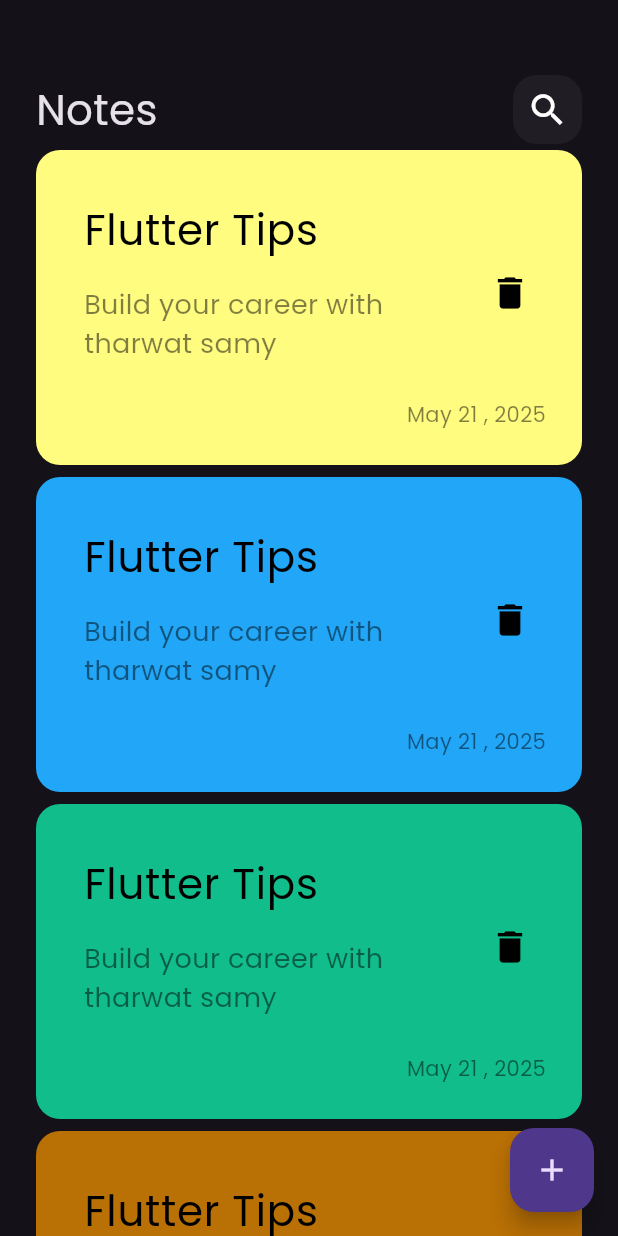
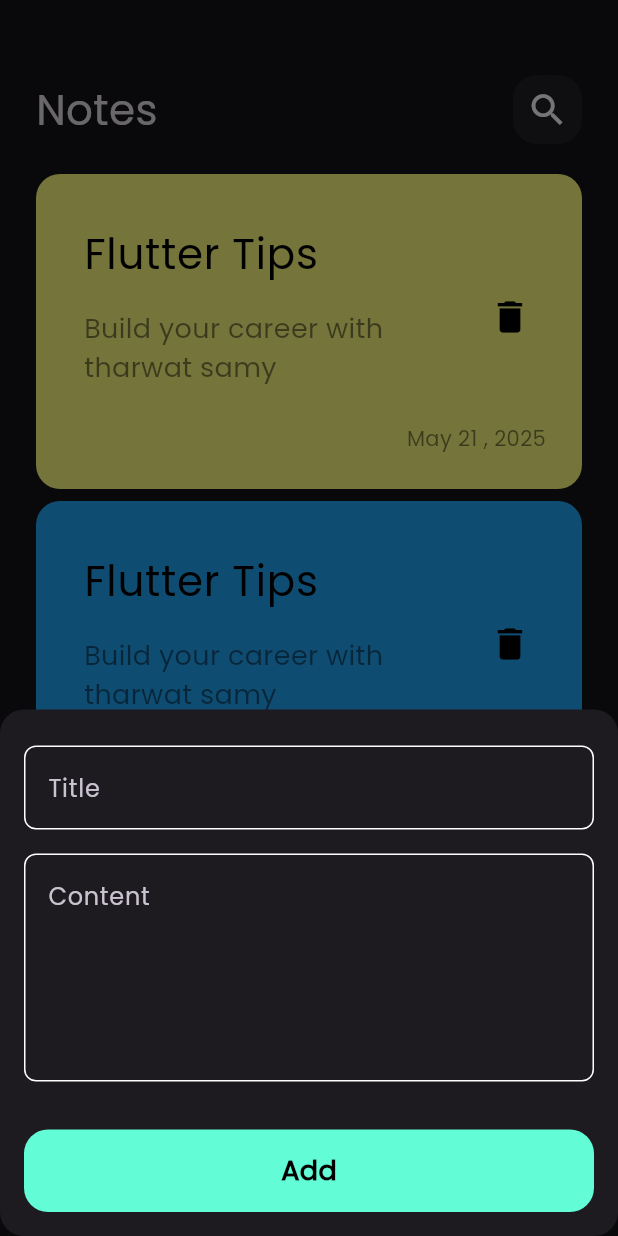
Before and after one commit to Shahd-Elkarn/notes_app, a Flutter app: the screen it shows after launch, after a tap on the "add" icon, on a phone screen of 412 x 824 dp. Run offline on Flutter 3.47's test engine with Material 3 defaults, Android fonts, the phone set to English and light mode, and no system bars.

Commit message:
finish bottom sheet

```diff
--- /dev/null
+++ b/lib/constants.dart
@@ -0,0 +1,4 @@
+
+import 'package:flutter/material.dart';
+
+const kPrimaryColor =  Color(0xff62FCD7);
--- a/lib/views/note_view.dart
+++ b/lib/views/note_view.dart
@@ -1,4 +1,6 @@
 import 'package:flutter/material.dart';
+import 'package:notes_app/constants.dart';
+import 'package:notes_app/views/widgets/add_bottom_sheet.dart';
 import 'package:notes_app/views/widgets/note_view_body.dart';
 
 class NoteView extends StatelessWidget {
@@ -8,8 +10,18 @@ class NoteView extends StatelessWidget {
   Widget build(BuildContext context) {
     return Scaffold(
       floatingActionButton: FloatingActionButton(
-        onPressed: (){},
-        child: const Icon(Icons.add),
+        backgroundColor: kPrimaryColor,
+        onPressed: () {
+          showModalBottomSheet(
+              shape: RoundedRectangleBorder(
+                borderRadius: BorderRadius.circular(16),
+              ),
+              context: context,
+              builder: (context) {
+                return AddNoteBottomSheet();
+              });
+        },
+        child: const Icon(Icons.add,color: Colors.black,),
       ),
       body: const NoteViewBody(),
     );
--- /dev/null
+++ b/lib/views/widgets/add_bottom_sheet.dart
@@ -0,0 +1,60 @@
+import 'package:flutter/material.dart';
+import 'package:notes_app/constants.dart';
+import 'package:notes_app/views/widgets/custom_text_field.dart';
+
+class AddNoteBottomSheet extends StatelessWidget {
+  const AddNoteBottomSheet({super.key});
+
+  @override
+  Widget build(BuildContext context) {
+    return const Padding(
+      padding: EdgeInsets.symmetric(horizontal: 16.0),
+      child: SingleChildScrollView(
+        child: Column(
+          children: [
+            SizedBox(
+              height: 24,
+            ),
+            CustomTextField(hintText: 'Title'),
+            SizedBox(
+              height: 16,
+            ),
+            CustomTextField(
+              hintText: 'Content',
+              maxLines: 5,
+            ),
+            SizedBox(height: 32,),
+            CustomBottom(),
+            SizedBox(height: 16,),
+          ],
+        ),
+      ),
+    );
+  }
+}
+
+class CustomBottom extends StatelessWidget {
+  const CustomBottom({super.key});
+
+  @override
+  Widget build(BuildContext context) {
+    return Container(
+      width: MediaQuery.of(context).size.width,
+      height: 55,
+      decoration: BoxDecoration(
+        color: kPrimaryColor,
+        borderRadius: BorderRadius.circular(16),
+      ),
+      child: const Center(
+        child: Text(
+          'Add',
+          style: TextStyle(
+            color: Colors.black,
+            fontSize: 18,
+            fontWeight: FontWeight.bold,
+          ),
+        ),
+      ),
+    );
+  }
+}
--- /dev/null
+++ b/lib/views/widgets/custom_text_field.dart
@@ -0,0 +1,30 @@
+import 'package:flutter/material.dart';
+import 'package:notes_app/constants.dart';
+
+class CustomTextField extends StatelessWidget {
+  const CustomTextField({super.key, required this.hintText,  this.maxLines=1});
+  final String hintText;
+  final int maxLines;
+
+  @override
+  Widget build(BuildContext context) {
+    return TextFormField(
+      cursorColor: kPrimaryColor,
+      maxLines: maxLines,
+      decoration: InputDecoration(
+
+        hintText: hintText,
+        border: builtBorder(),
+        focusedBorder: builtBorder(kPrimaryColor),
+        enabledBorder: builtBorder(),
+      ),
+    );
+  }
+
+  OutlineInputBorder builtBorder([color]) {
+    return OutlineInputBorder(
+      borderRadius: BorderRadius.circular(8),
+      borderSide: BorderSide(color: color ?? Colors.white ),
+    );
+  }
+}
--- a/lib/views/widgets/note_item_list.dart
+++ b/lib/views/widgets/note_item_list.dart
@@ -17,13 +17,17 @@ class NoteItemList extends StatelessWidget {
   ];
   @override
   Widget build(BuildContext context) {
-    return ListView.builder(
+    return Padding(
+      padding: const EdgeInsets.symmetric(vertical: 16.0),
+      child: ListView.builder(
+        padding: EdgeInsets.zero,
           itemCount: 10,
           itemBuilder: (context, index) {
             return Padding(
               padding: const EdgeInsets.symmetric(vertical: 4.0),
               child: CustomNoteItem(color: color[index]),
             );
-        });
+          }),
+    );
   }
 }
```
Lines whose indentation alone changed are shown as unchanged.
